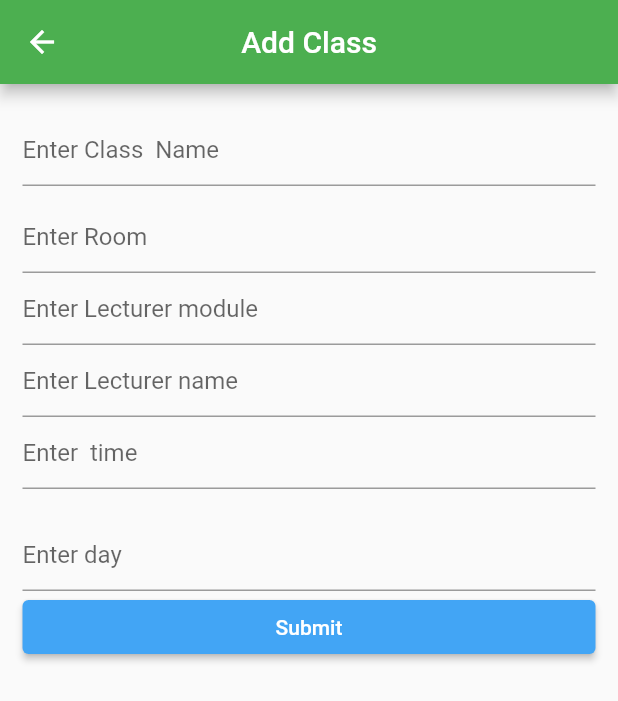
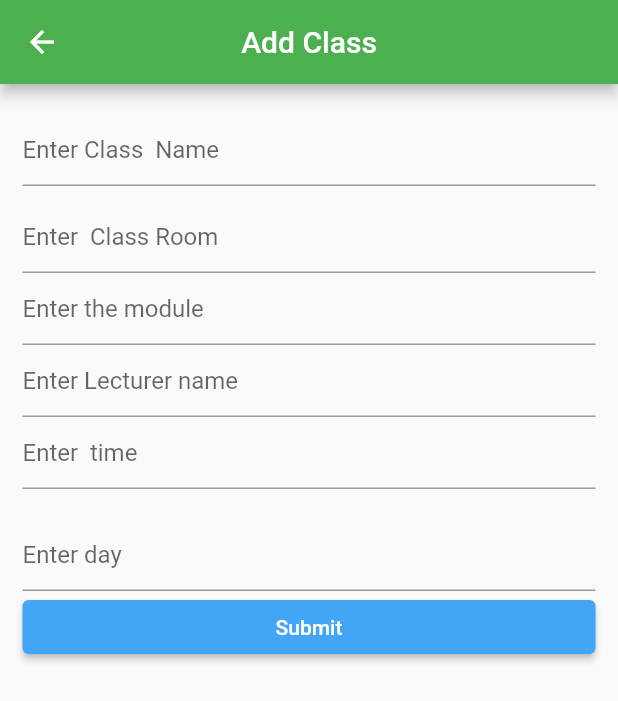
Before and after one commit to shadkasera/must_online, a Flutter app: the HomeScreen2 screen opened directly, after a tap on the "add" icon, on a phone screen of 412 x 824 dp. Shown: the top 701 px of the screen. Run offline on Flutter 3.47's test engine with Material 2 defaults, Android fonts, the phone set to English and light mode, and no system bars; our stand-ins replace cloud_firestore, firebase_auth, firebase_core; accounts and stored records are empty.

Commit message:
updated files

```diff
--- a/lib/pages/add_class.dart
+++ b/lib/pages/add_class.dart
@@ -50,7 +50,7 @@ class _AddClassState extends State<AddClass> {
                   });
                 },
                 decoration: const InputDecoration(
-                  hintText: 'Enter Room',
+                  hintText: 'Enter  Class Room',
                 ),
               ),
               TextField(
@@ -60,7 +60,7 @@ class _AddClassState extends State<AddClass> {
                   });
                 },
                 decoration: const InputDecoration(
-                  hintText: 'Enter Lecturer module',
+                  hintText: 'Enter the module',
                 ),
               ),
               TextField(
```
Also changed, not shown: lib/pages/home_screen2.dart (+4 -4 lines).
